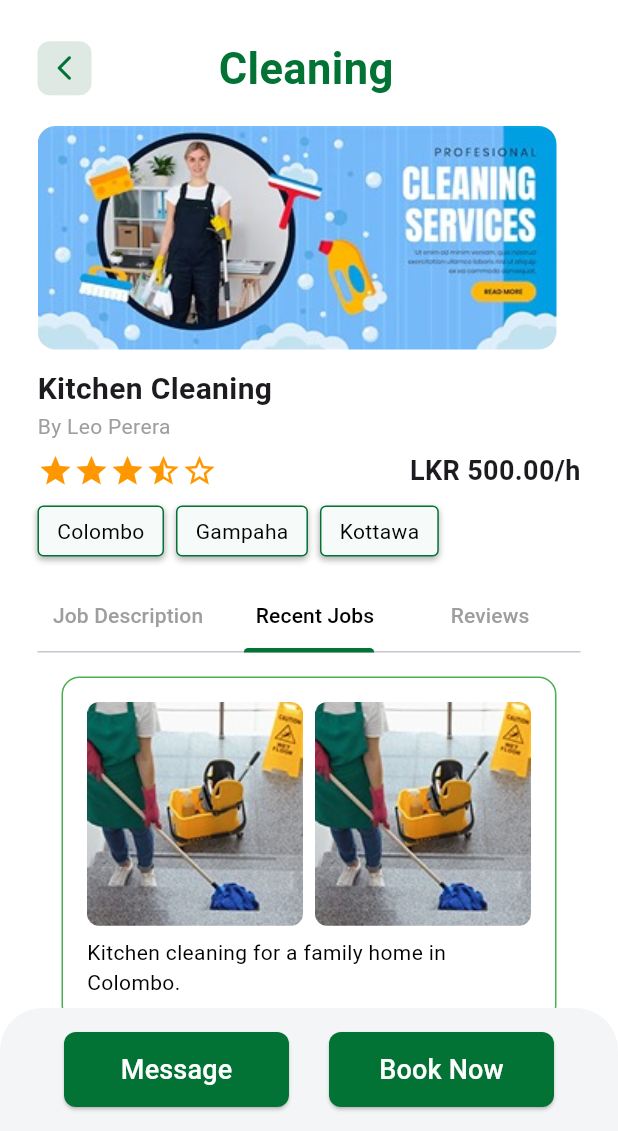
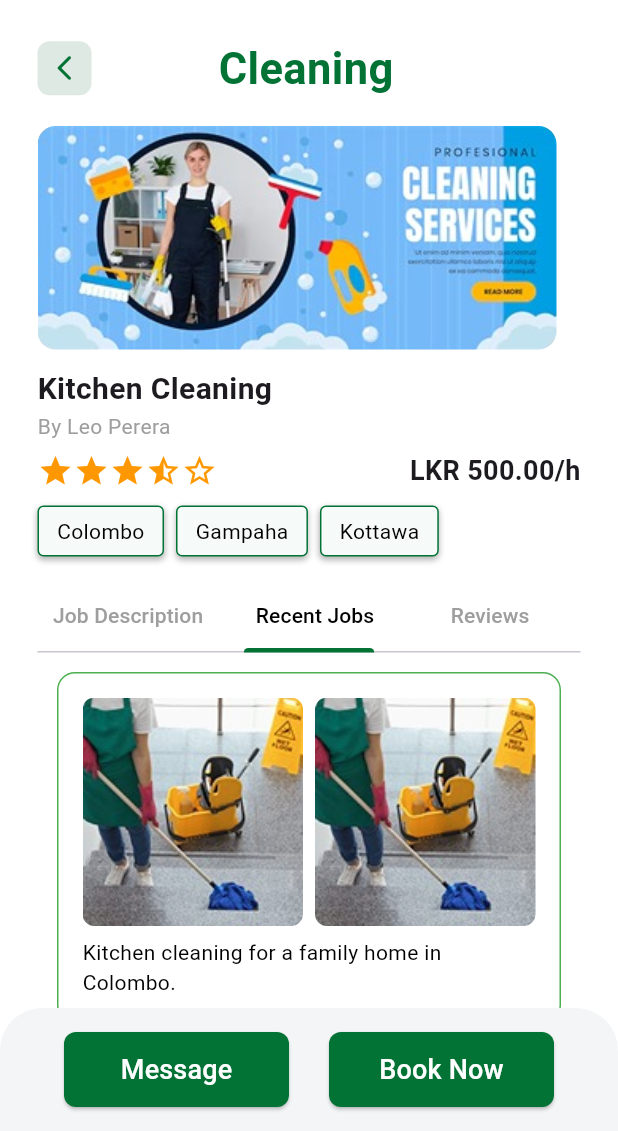
Before and after one commit to sadeesacs/MAD, a Flutter app: the ServiceDetailScreen screen opened directly, tab 2 chosen, on a phone screen of 412 x 824 dp, the part 105-1236 px from its top. Run offline on Flutter 3.47's test engine with Material 3 defaults, Android fonts, the phone set to English and light mode, and no system bars; our stand-ins replace google_maps_flutter, image_picker.

Commit message:
Recent Jobs and Reviews cards changes
Signed-off-by: SarindiRithosha <sarindijayathilake@gmail.com>

```diff
--- a/connect/lib/Customer/screens/service-detail/widgets/recent_jobs.dart
+++ b/connect/lib/Customer/screens/service-detail/widgets/recent_jobs.dart
@@ -6,7 +6,7 @@ class RecentJobs extends StatelessWidget {
   @override
   Widget build(BuildContext context) {
     return ListView(
-      padding: const EdgeInsets.all(16.0),
+      padding: const EdgeInsets.all(13.0),
       children: [
         _buildJobCard(
           image1: 'assets/images/jobs/cleaningjob1.jpg',
--- a/connect/lib/Customer/screens/service-detail/widgets/reviews.dart
+++ b/connect/lib/Customer/screens/service-detail/widgets/reviews.dart
@@ -6,7 +6,7 @@ class Reviews extends StatelessWidget {
   @override
   Widget build(BuildContext context) {
     return SingleChildScrollView(
-      padding: const EdgeInsets.all(16.0),
+      padding: const EdgeInsets.all(13.0),
       child: Column(
         children: [
           _buildReviewCard(
```
